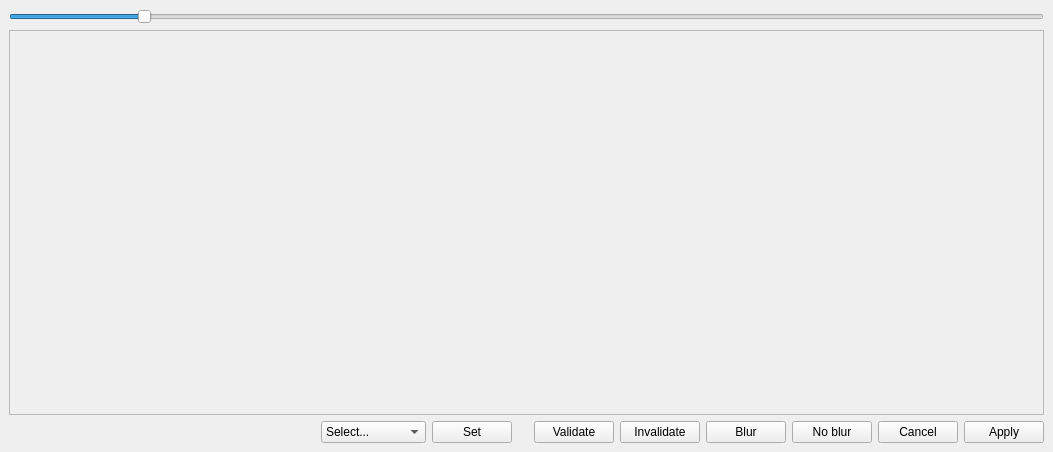
Before: the Qt Designer form batchview.ui in 3d4pi/yafdb-validator, drawn with Qt 5.
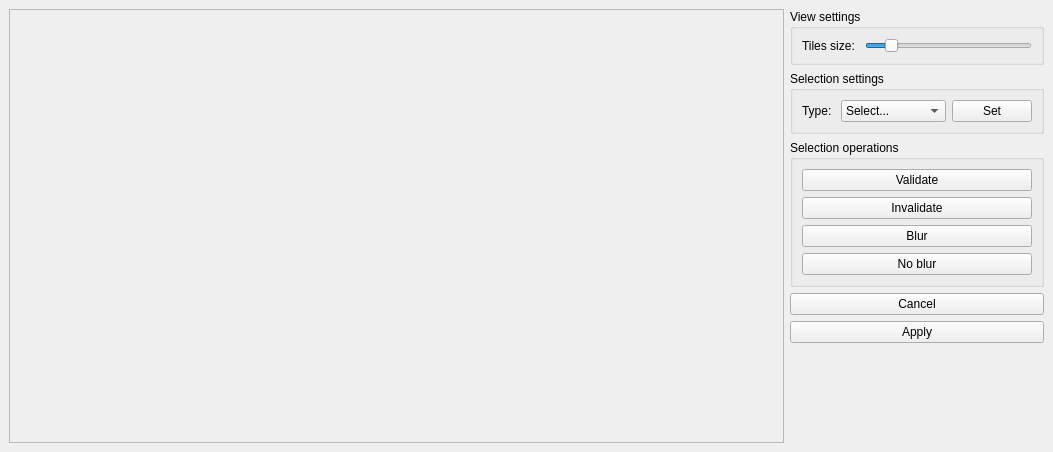
After: the same form once the commit is applied. Icons and pictures are not drawn.

Commit message: Design update on BatchView

```diff
--- a/batchview.ui
+++ b/batchview.ui
@@ -14,9 +14,20 @@
    <string>Batch Validation</string>
   </property>
   <widget class="QWidget" name="centralwidget">
-   <layout class="QGridLayout" name="gridLayout">
-    <item row="1" column="0" colspan="10">
+   <layout class="QHBoxLayout" name="horizontalLayout">
+    <item>
+     <layout class="QGridLayout" name="mainLayout">
+      <property name="sizeConstraint">
+       <enum>QLayout::SetDefaultConstraint</enum>
+      </property>
+      <item row="0" column="0">
      <widget class="QScrollArea" name="scrollArea">
+        <property name="sizePolicy">
+         <sizepolicy hsizetype="Expanding" vsizetype="Expanding">
+          <horstretch>0</horstretch>
+          <verstretch>0</verstretch>
+         </sizepolicy>
+        </property>
       <property name="widgetResizable">
        <bool>true</bool>
       </property>
@@ -25,70 +36,162 @@
         <rect>
          <x>0</x>
          <y>0</y>
-         <width>1033</width>
-         <height>373</height>
+           <width>717</width>
+           <height>430</height>
         </rect>
        </property>
       </widget>
      </widget>
     </item>
-    <item row="2" column="5">
-     <widget class="QPushButton" name="InvalidateButton">
-      <property name="text">
-       <string>Invalidate</string>
-      </property>
-     </widget>
+     </layout>
     </item>
-    <item row="2" column="7">
-     <widget class="QPushButton" name="NoBlurButton">
-      <property name="text">
-       <string>No blur</string>
-      </property>
-     </widget>
-    </item>
-    <item row="2" column="9">
-     <widget class="QPushButton" name="ApplyButton">
-      <property name="text">
-       <string>Apply</string>
-      </property>
-     </widget>
-    </item>
-    <item row="2" column="8">
+    <item>
+     <layout class="QGridLayout" name="settingsLayout">
+      <item row="5" column="1">
      <widget class="QPushButton" name="CancelButton">
       <property name="text">
        <string>Cancel</string>
       </property>
      </widget>
     </item>
-    <item row="2" column="4">
+      <item row="4" column="1">
+       <widget class="QGroupBox" name="selectionOperations">
+        <property name="title">
+         <string>Selection operations</string>
+        </property>
+        <layout class="QGridLayout" name="gridLayout_8">
+         <item row="0" column="0">
      <widget class="QPushButton" name="ValidateButton">
       <property name="text">
        <string>Validate</string>
       </property>
      </widget>
     </item>
-    <item row="2" column="6">
+         <item row="1" column="0">
+          <widget class="QPushButton" name="InvalidateButton">
+           <property name="text">
+            <string>Invalidate</string>
+           </property>
+          </widget>
+         </item>
+         <item row="2" column="0">
      <widget class="QPushButton" name="BlurButton">
       <property name="text">
        <string>Blur</string>
       </property>
      </widget>
     </item>
-    <item row="2" column="0">
-     <spacer name="horizontalSpacer">
+         <item row="3" column="0">
+          <widget class="QPushButton" name="NoBlurButton">
+           <property name="text">
+            <string>No blur</string>
+           </property>
+          </widget>
+         </item>
+        </layout>
+       </widget>
+      </item>
+      <item row="7" column="1">
+       <spacer name="verticalSpacer">
       <property name="orientation">
-       <enum>Qt::Horizontal</enum>
+         <enum>Qt::Vertical</enum>
       </property>
       <property name="sizeHint" stdset="0">
        <size>
-        <width>40</width>
-        <height>20</height>
+          <width>20</width>
+          <height>40</height>
        </size>
       </property>
      </spacer>
     </item>
     <item row="2" column="1">
+       <widget class="QGroupBox" name="viewSettings">
+        <property name="title">
+         <string>View settings</string>
+        </property>
+        <layout class="QGridLayout" name="gridLayout_6">
+         <item row="0" column="1">
+          <widget class="QSlider" name="horizontalSlider">
+           <property name="sizePolicy">
+            <sizepolicy hsizetype="Minimum" vsizetype="Minimum">
+             <horstretch>0</horstretch>
+             <verstretch>0</verstretch>
+            </sizepolicy>
+           </property>
+           <property name="maximumSize">
+            <size>
+             <width>16777215</width>
+             <height>20</height>
+            </size>
+           </property>
+           <property name="maximum">
+            <number>1024</number>
+           </property>
+           <property name="value">
+            <number>128</number>
+           </property>
+           <property name="orientation">
+            <enum>Qt::Horizontal</enum>
+           </property>
+          </widget>
+         </item>
+         <item row="0" column="0">
+          <widget class="QLabel" name="label_2">
+           <property name="sizePolicy">
+            <sizepolicy hsizetype="Maximum" vsizetype="Preferred">
+             <horstretch>0</horstretch>
+             <verstretch>0</verstretch>
+            </sizepolicy>
+           </property>
+           <property name="text">
+            <string>Tiles size: </string>
+           </property>
+          </widget>
+         </item>
+        </layout>
+       </widget>
+      </item>
+      <item row="6" column="1">
+       <widget class="QPushButton" name="ApplyButton">
+        <property name="text">
+         <string>Apply</string>
+        </property>
+       </widget>
+      </item>
+      <item row="3" column="1">
+       <widget class="QGroupBox" name="selectionSettings">
+        <property name="title">
+         <string>Selection settings</string>
+        </property>
+        <layout class="QGridLayout" name="gridLayout_7">
+         <item row="0" column="2">
+          <widget class="QPushButton" name="setType">
+           <property name="sizePolicy">
+            <sizepolicy hsizetype="Minimum" vsizetype="Fixed">
+             <horstretch>0</horstretch>
+             <verstretch>0</verstretch>
+            </sizepolicy>
+           </property>
+           <property name="text">
+            <string>Set</string>
+           </property>
+          </widget>
+         </item>
+         <item row="0" column="0">
+          <widget class="QLabel" name="label">
+           <property name="text">
+            <string>Type: </string>
+           </property>
+          </widget>
+         </item>
+         <item row="0" column="1">
      <widget class="QComboBox" name="TypeList">
+           <property name="sizePolicy">
+            <sizepolicy hsizetype="Preferred" vsizetype="Fixed">
+             <horstretch>0</horstretch>
+             <verstretch>0</verstretch>
+            </sizepolicy>
+           </property>
       <property name="editable">
        <bool>false</bool>
       </property>
@@ -129,47 +232,10 @@
       </item>
      </widget>
     </item>
-    <item row="0" column="0" colspan="10">
-     <widget class="QSlider" name="horizontalSlider">
-      <property name="maximumSize">
-       <size>
-        <width>16777215</width>
-        <height>20</height>
-       </size>
-      </property>
-      <property name="maximum">
-       <number>1024</number>
-      </property>
-      <property name="value">
-       <number>128</number>
-      </property>
-      <property name="orientation">
-       <enum>Qt::Horizontal</enum>
-      </property>
-     </widget>
-    </item>
-    <item row="2" column="2">
-     <widget class="QPushButton" name="setType">
-      <property name="text">
-       <string>Set</string>
-      </property>
-     </widget>
-    </item>
-    <item row="2" column="3">
-     <spacer name="horizontalSpacer_2">
-      <property name="orientation">
-       <enum>Qt::Horizontal</enum>
-      </property>
-      <property name="sizeType">
-       <enum>QSizePolicy::Fixed</enum>
-      </property>
-      <property name="sizeHint" stdset="0">
-       <size>
-        <width>10</width>
-        <height>10</height>
-       </size>
-      </property>
-     </spacer>
+        </layout>
+       </widget>
+      </item>
+     </layout>
     </item>
    </layout>
   </widget>
```
Lines whose indentation alone changed are shown as unchanged. The commit also changes 1 other file.
